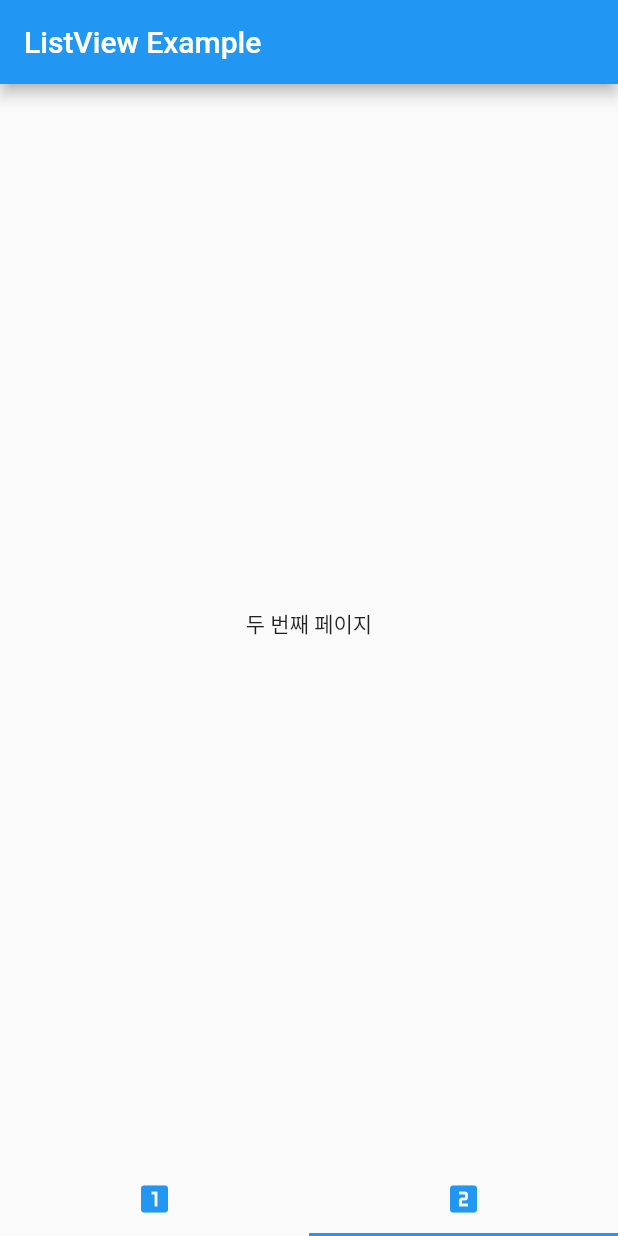
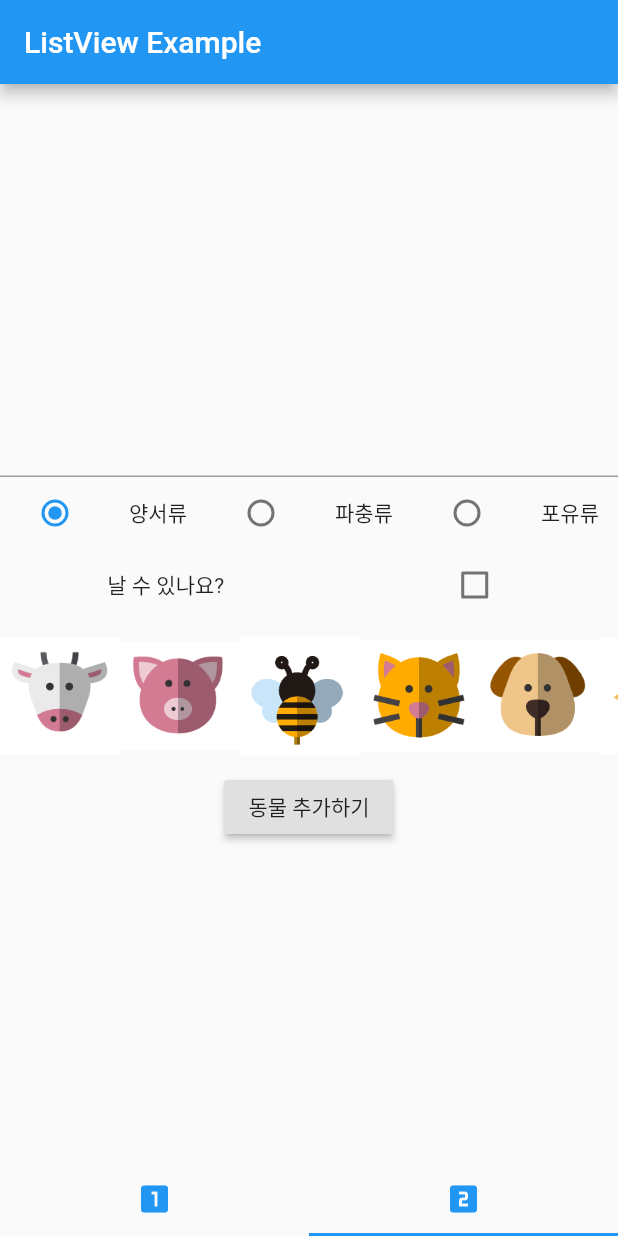
Before and after one commit to junhaesung/flutter-do-it-listview, a Flutter app: the screen it shows after launch, tab 2 chosen, on a phone screen of 412 x 824 dp. Run offline on Flutter 3.47's test engine with Material 2 defaults, Android fonts, the phone set to English and light mode, and no system bars.

Commit message:
실습: 가로 리스트뷰로 동물 이미지 추가하기

```diff
--- a/lib/sub/secondPage.dart
+++ b/lib/sub/secondPage.dart
@@ -2,13 +2,101 @@ import 'package:flutter/material.dart';
 
 import '../animalItem.dart';
 
-class SecondApp extends StatelessWidget {
+class SecondApp extends StatefulWidget {
   final List<Animal> list;
 
   SecondApp({required this.list}) : super();
 
   @override
+  State<StatefulWidget> createState() => _SecondAppState();
+}
+
+class _SecondAppState extends State<SecondApp> {
+  final nameController = TextEditingController();
+  int _radioValue = 0;
+  bool _flyExist = false;
+  late String _imagePath;
+
+  @override
   Widget build(BuildContext context) {
-    return Scaffold(body: Center(child: Text('두 번째 페이지')));
+    return Scaffold(
+        body: Center(
+      child: Column(
+        mainAxisAlignment: MainAxisAlignment.center,
+        children: [
+          TextField(
+            controller: nameController,
+            keyboardType: TextInputType.text,
+            maxLines: 1,
+          ),
+          Row(
+            mainAxisAlignment: MainAxisAlignment.spaceAround,
+            children: [
+              Radio(value: 0, groupValue: _radioValue, onChanged: _radioChange),
+              Text('양서류'),
+              Radio(value: 1, groupValue: _radioValue, onChanged: _radioChange),
+              Text('파충류'),
+              Radio(value: 2, groupValue: _radioValue, onChanged: _radioChange),
+              Text('포유류'),
+            ],
+          ),
+          Row(
+            mainAxisAlignment: MainAxisAlignment.spaceAround,
+            children: [
+              Text('날 수 있나요?'),
+              Checkbox(
+                  value: _flyExist,
+                  onChanged: (check) {
+                    setState(() {
+                      _flyExist = check != null ? check : false;
+                    });
+                  }),
+            ],
+          ),
+          Container(
+            height: 100,
+            child: ListView(
+              scrollDirection: Axis.horizontal,
+              children: [
+                _createGestureDetector('cow'),
+                _createGestureDetector('pig'),
+                _createGestureDetector('bee'),
+                _createGestureDetector('cat'),
+                _createGestureDetector('dog'),
+                _createGestureDetector('fox'),
+                _createGestureDetector('monkey'),
+              ],
+            ),
+          ),
+          RaisedButton(
+            child: Text('동물 추가하기'),
+            onPressed: () {},
+          )
+        ],
+      ),
+    ));
+  }
+
+  GestureDetector _createGestureDetector(String animalName) {
+    String imagePath = _createImagePath(animalName);
+    return GestureDetector(
+      child: Image.asset(
+        imagePath,
+        width: 80,
+      ),
+      onTap: () {
+        _imagePath = imagePath;
+      },
+    );
+  }
+
+  String _createImagePath(String animalName) {
+    return 'images/$animalName.png';
+  }
+
+  void _radioChange(int? value) {
+    setState(() {
+      _radioValue = value != null ? value : 0;
+    });
   }
 }
```
